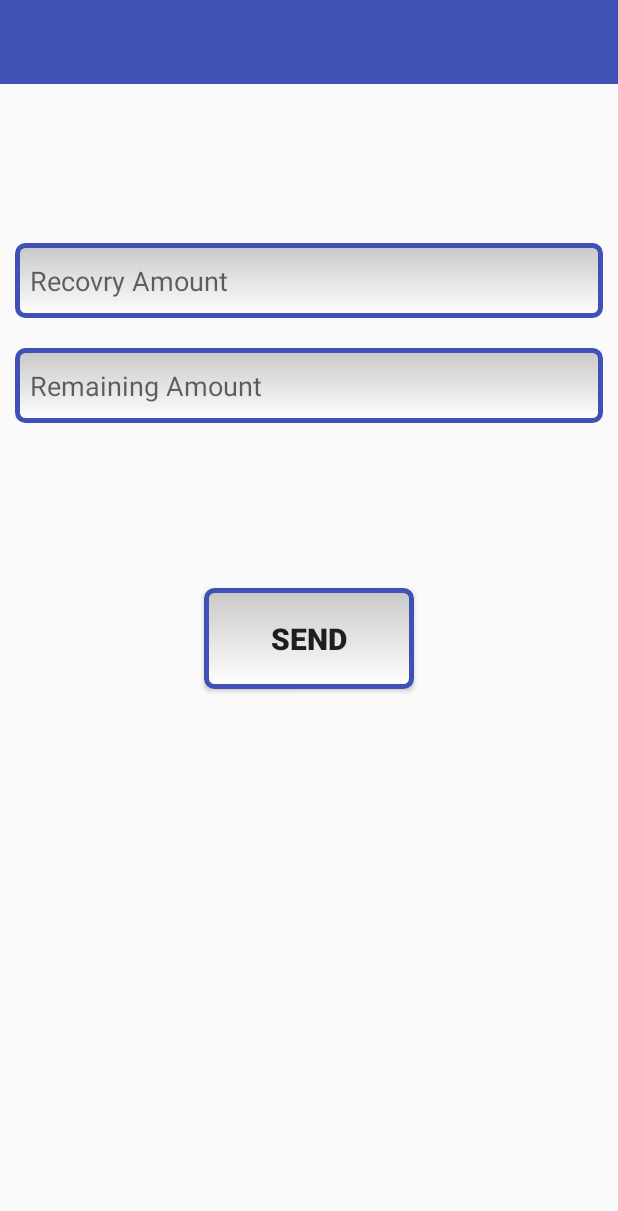
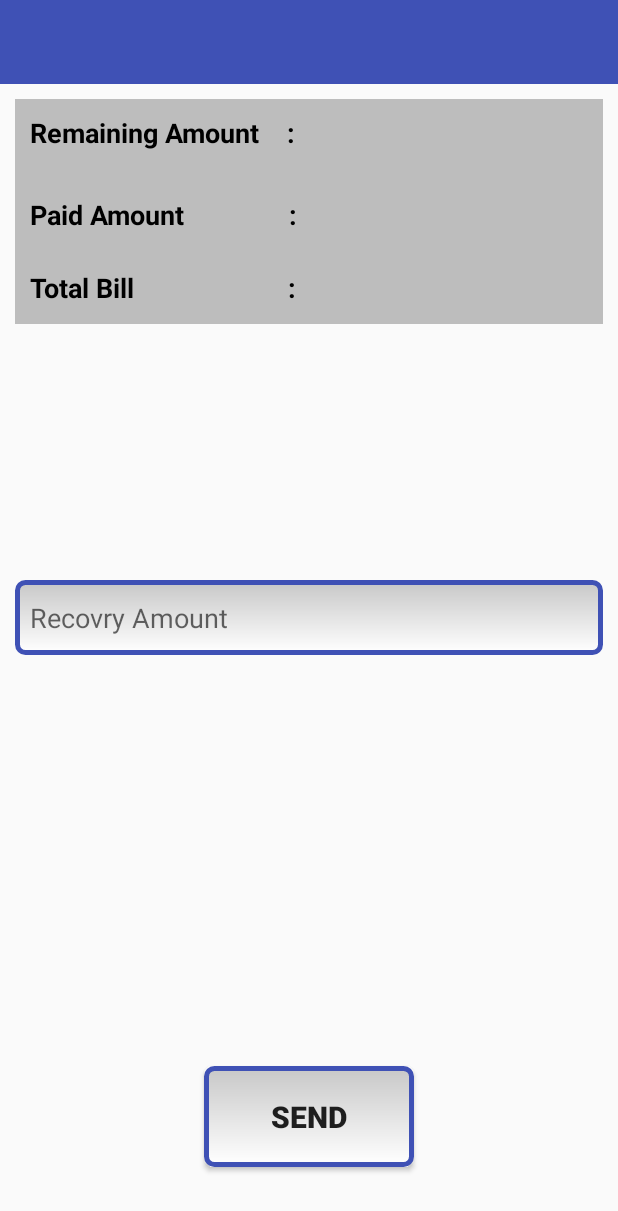
Before and after one commit to hamzabintariq123/Inventory, an Android app: the layout activity_recovery.xml on its own in the app's theme, with its tools: preview values and no code run, on a phone screen of 412 x 824 dp. Shown: the top 1211 px of the screen. Run offline under Robolectric (Android 15) with nearby library versions, the phone set to English and light mode, and no system bars; network calls fail.

Commit message:
comit by hamza

```diff
--- a/app/src/main/java/com/hamza/inventory/Activities/Add_Products.java
+++ b/app/src/main/java/com/hamza/inventory/Activities/Add_Products.java
@@ -173,7 +173,7 @@ public class Add_Products extends AppCompatActivity {
                 Intent intent = new Intent(Add_Products.this,Products.class);
                 intent.putExtra("from",heading);
                 intent.putExtra("rate",rate);
-                intent.putExtra("total",total);
+                intent.putExtra("Rotal",total);
                 intent.putExtra("quantity",quantity);
                 intent.putExtra("productName",productName);
                 intent.putExtra("discount",discount);
--- a/app/src/main/java/com/hamza/inventory/Activities/Customers.java
+++ b/app/src/main/java/com/hamza/inventory/Activities/Customers.java
@@ -122,6 +122,7 @@ public class Customers extends AppCompatActivity {
                 if(heading.equals("recovry"))
                 {
                     Intent intent= new Intent(Customers.this,Recovery.class);
+                    intent.putExtra("bussid",buss_id);
                     finish();
                     startActivity(intent);
                 }
--- a/app/src/main/java/com/hamza/inventory/Activities/Payment.java
+++ b/app/src/main/java/com/hamza/inventory/Activities/Payment.java
@@ -114,7 +114,7 @@ public class Payment extends AppCompatActivity {
 
                 Map<String, String> params = new HashMap<>();
                 params.put("amount", sAmount);
-                params.put("remaining", sRemianing);
+                params.put("Remaining", sRemianing);
 
                 return params;
             }
--- a/app/src/main/java/com/hamza/inventory/Network/EndPoints.java
+++ b/app/src/main/java/com/hamza/inventory/Network/EndPoints.java
@@ -11,5 +11,7 @@ public class EndPoints
     public static String GET_CUSTOMER=BASE_URL+"Welcome/getCustomer";
     public static String ADD_EXPENCE=BASE_URL+"Welcome/addExpence";
     public static String GET_PRODUCTS=BASE_URL+"Welcome/getProducts";
+    public static String GET_BALANCE=BASE_URL+"Welcome/getBalance";
+    public static String SEND_RECOVRY=BASE_URL+"Welcome/subtractRemaining";
 
 }
--- a/app/src/main/java/com/hamza/inventory/SQLite_DB/Database.java
+++ b/app/src/main/java/com/hamza/inventory/SQLite_DB/Database.java
@@ -28,7 +28,7 @@ public class Database {
     static final String DATABASE_ACCOUNTS = "create table " + "Sales" + "( "
             + "SalesID" + " INTEGER PRIMARY KEY AUTOINCREMENT, "
             + "productName  varchar, salesman_id INTEGER , bussines_id INTEGER ,product_price INTEGER ," +
-            "quantity INTEGER ,discount INTEGER , total INTEGER );); ";
+            "quantity INTEGER ,discount INTEGER , total INTEGER ,type varhar);); ";
 
     private static final String CUSTOMERS_TABLE = "customers";
     static final String DATABASE_CUSTOMER = "create table " + "customers" + "( "
@@ -147,7 +147,7 @@ public class Database {
 
 
     public Integer insertSales(Integer salesman_id, Integer bussines_id, Integer product_price, String 	Date_added,
-                               String product_name,Integer quantity,Integer discount,Integer total) {
+                               String product_name,Integer quantity,Integer discount,String type,Integer total) {
 
       /*  Cursor mCursor = db.rawQuery("SELECT Quantity FROM " + "Products" + " WHERE  Productname=?", new String[]{product_name});
         if (mCursor.getCount() > 0) {
@@ -165,6 +165,7 @@ public class Database {
                 newValues.put("quantity", quantity);
                 newValues.put("discount", discount);
                 newValues.put("total", total);
+                newValues.put("type", type);
                 newValues.put("Date_added", Date_added);
 
                 db.insert("Account", null, newValues);
--- a/app/src/main/res/layout/activity_recovery.xml
+++ b/app/src/main/res/layout/activity_recovery.xml
@@ -18,26 +18,12 @@
         android:id="@+id/name"
         android:hint="Recovry Amount"
         android:padding="10dp"
-        android:layout_alignParentTop="true"
-        android:layout_centerHorizontal="true"
         android:background="@drawable/edittext_style"
-        android:layout_marginTop="162dp"
         android:layout_marginLeft="10dp"
-        android:layout_marginRight="10dp" />
+        android:layout_marginRight="10dp"
+        android:layout_centerVertical="true"
+        android:layout_alignParentEnd="true" />
 
-
-    <EditText
-        android:layout_width="match_parent"
-        android:layout_height="50dp"
-        android:id="@+id/password"
-        android:layout_marginTop="20dp"
-        android:hint="Remaining Amount"
-        android:background="@drawable/edittext_style"
-        android:padding="10dp"
-        android:layout_below="@+id/name"
-        android:layout_alignParentStart="true"
-        android:layout_marginLeft="10dp"
-        android:layout_marginRight="10dp" />
 
     <Button
         android:layout_width="140dp"
@@ -48,8 +34,92 @@
         android:textSize="20dp"
         android:padding="20dp"
         android:background="@drawable/edittext_style"
-        android:layout_below="@+id/password"
+        android:layout_alignParentBottom="true"
         android:layout_centerHorizontal="true"
-        android:layout_marginTop="110dp" />
+        android:layout_marginBottom="46dp" />
+
+    <ImageView
+        android:layout_width="match_parent"
+        android:layout_height="150dp"
+        android:id="@+id/imageView3"
+        android:layout_below="@+id/app_bar"
+        android:layout_alignParentStart="true"
+        android:layout_margin="10dp"
+        android:background="#bdbdbd" />
+
+    <TextView
+        android:layout_width="wrap_content"
+        android:layout_height="wrap_content"
+        android:textAppearance="?android:attr/textAppearanceMedium"
+        android:text="Remaining Amount    : "
+        android:id="@+id/textView14"
+        android:layout_alignTop="@+id/imageView3"
+        android:layout_alignStart="@+id/imageView3"
+        android:textColor="#000000"
+        android:textStyle="bold"
+        android:layout_margin="10dp" />
+
+    <TextView
+        android:layout_width="wrap_content"
+        android:layout_height="wrap_content"
+        android:textAppearance="?android:attr/textAppearanceMedium"
+        android:id="@+id/remaining"
+        android:textColor="#000000"
+        android:textStyle="bold"
+
+        android:layout_marginRight="10dp"
+        android:layout_alignTop="@+id/textView14"
+        android:layout_alignStart="@+id/paid" />
+
+    <TextView
+        android:layout_width="wrap_content"
+        android:layout_height="wrap_content"
+        android:textAppearance="?android:attr/textAppearanceMedium"
+        android:text="Paid Amount               : "
+        android:id="@+id/textView16"
+        android:textColor="#000000"
+        android:textStyle="bold"
+        android:layout_marginLeft="10dp"
+        android:layout_marginRight="10dp"
+        android:layout_alignTop="@+id/paid"
+        android:layout_alignStart="@+id/imageView3"
+        android:layout_marginBottom="10dp" />
+
+    <TextView
+        android:layout_width="wrap_content"
+        android:layout_height="wrap_content"
+        android:textAppearance="?android:attr/textAppearanceMedium"
+        android:id="@+id/paid"
+        android:textColor="#000000"
+        android:textStyle="bold"
+        android:layout_marginLeft="40dp"
+        android:layout_marginRight="10dp"
+        android:layout_marginTop="20dp"
+        android:layout_below="@+id/textView14"
+        android:layout_toEndOf="@+id/textView14" />
+
+    <TextView
+        android:layout_width="wrap_content"
+        android:layout_height="wrap_content"
+        android:textAppearance="?android:attr/textAppearanceMedium"
+        android:text="Total Bill                      : "
+        android:id="@+id/textView18"
+        android:textColor="#000000"
+        android:textStyle="bold"
+        android:layout_marginRight="10dp"
+        android:layout_below="@+id/textView16"
+        android:layout_alignStart="@+id/textView16"
+        android:layout_marginTop="14dp" />
+
+    <TextView
+        android:layout_width="wrap_content"
+        android:layout_height="wrap_content"
+        android:textAppearance="?android:attr/textAppearanceMedium"
+        android:id="@+id/total"
+        android:textColor="#000000"
+        android:textStyle="bold"
+        android:layout_marginRight="10dp"
+        android:layout_alignTop="@+id/textView18"
+        android:layout_alignStart="@+id/paid" />
 
 </RelativeLayout>
```
Also changed, not shown: app/src/main/java/com/hamza/inventory/Activities/Products.java (+2 -5 lines), app/src/main/java/com/hamza/inventory/Activities/Recovery.java (+145 -12 lines).
